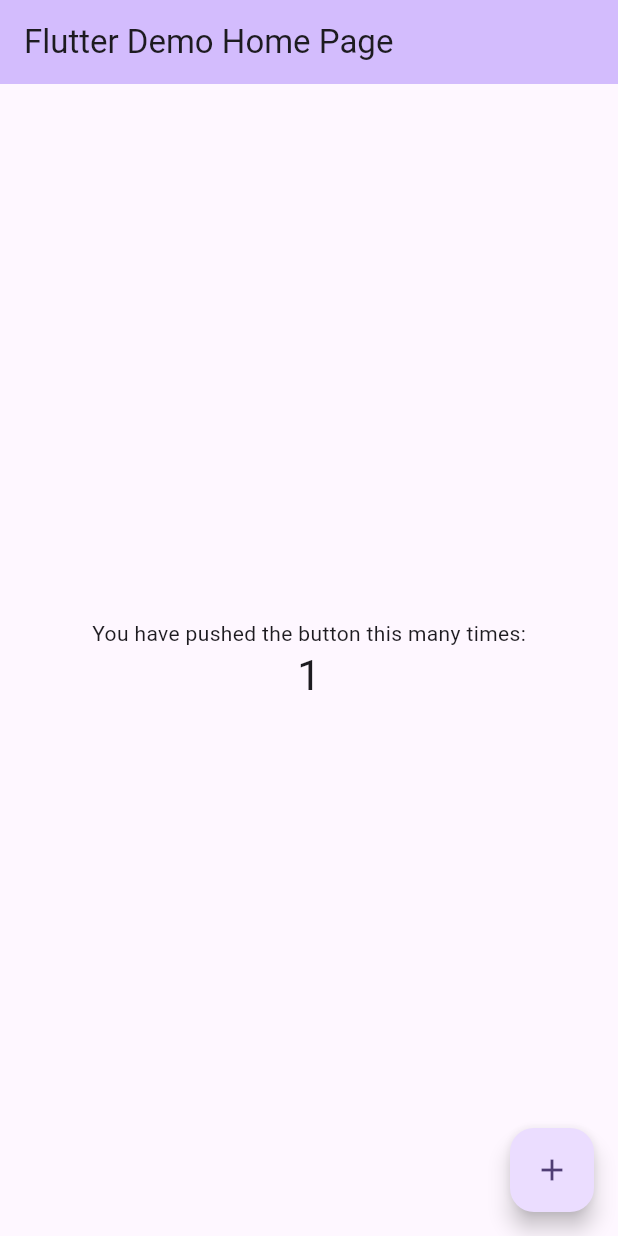
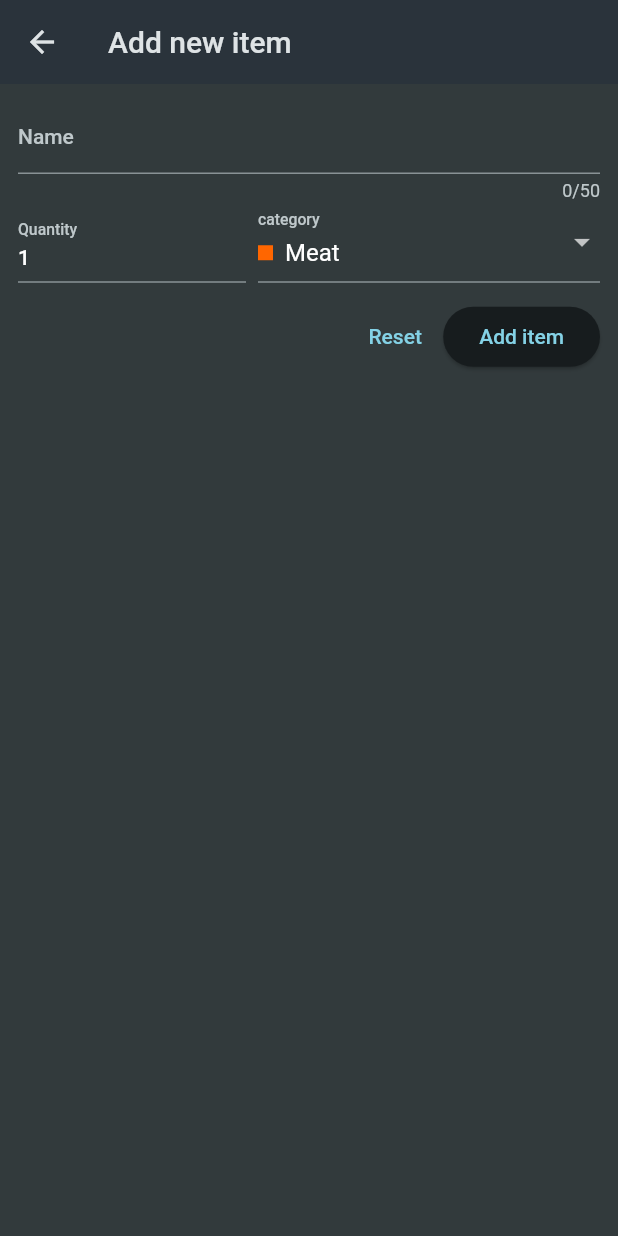
Before and after one commit to dorotasochacka/shopping_list_app, a Flutter app: the screen it shows after launch, after a tap on the "add" icon, on a phone screen of 412 x 824 dp. Run offline on Flutter 3.47's test engine with Material 2 defaults, Android fonts, the phone set to English and light mode, and no system bars.

Commit message:
Grocery list and new item
Added new screens: NewItem and GroceryList

```diff
--- /dev/null
+++ b/lib/data/categories.dart
@@ -0,0 +1,46 @@
+import 'package:flutter/material.dart';
+
+import 'package:shopping_list_app/models/category.dart';
+
+const Map<Enum, Category> categories = {
+  Categories.vegetables: Category(
+    'Vegetables',
+    Color.fromARGB(255, 0, 255, 128),
+  ),
+  Categories.fruit: Category(
+    'Fruit',
+    Color.fromARGB(255, 145, 255, 0),
+  ),
+  Categories.meat: Category(
+    'Meat',
+    Color.fromARGB(255, 255, 102, 0),
+  ),
+  Categories.dairy: Category(
+    'Dairy',
+    Color.fromARGB(255, 0, 208, 255),
+  ),
+  Categories.carbs: Category(
+    'Carbs',
+    Color.fromARGB(255, 0, 60, 255),
+  ),
+  Categories.sweets: Category(
+    'Sweets',
+    Color.fromARGB(255, 255, 149, 0),
+  ),
+  Categories.spices: Category(
+    'Spices',
+    Color.fromARGB(255, 255, 187, 0),
+  ),
+  Categories.convenience: Category(
+    'Convenience',
+    Color.fromARGB(255, 191, 0, 255),
+  ),
+  Categories.hygiene: Category(
+    'Hygiene',
+    Color.fromARGB(255, 149, 0, 255),
+  ),
+  Categories.other: Category(
+    'Other',
+    Color.fromARGB(255, 0, 225, 255),
+  ),
+};
--- a/lib/main.dart
+++ b/lib/main.dart
@@ -1,4 +1,5 @@
 import 'package:flutter/material.dart';
+import 'package:shopping_list_app/widgets/grocery_list.dart';
 
 void main() {
   runApp(const MyApp());
@@ -7,119 +8,20 @@ void main() {
 class MyApp extends StatelessWidget {
   const MyApp({super.key});
 
-  // This widget is the root of your application.
   @override
   Widget build(BuildContext context) {
     return MaterialApp(
-      title: 'Flutter Demo',
-      theme: ThemeData(
-        // This is the theme of your application.
-        //
-        // TRY THIS: Try running your application with "flutter run". You'll see
-        // the application has a blue toolbar. Then, without quitting the app,
-        // try changing the seedColor in the colorScheme below to Colors.green
-        // and then invoke "hot reload" (save your changes or press the "hot
-        // reload" button in a Flutter-supported IDE, or press "r" if you used
-        // the command line to start the app).
-        //
-        // Notice that the counter didn't reset back to zero; the application
-        // state is not lost during the reload. To reset the state, use hot
-        // restart instead.
-        //
-        // This works for code too, not just values: Most code changes can be
-        // tested with just a hot reload.
-        colorScheme: ColorScheme.fromSeed(seedColor: Colors.deepPurple),
+      title: 'Flutter Groceries',
+      theme: ThemeData.dark().copyWith(
         useMaterial3: true,
+        colorScheme: ColorScheme.fromSeed(
+          seedColor: const Color.fromARGB(255, 147, 229, 250),
+          brightness: Brightness.dark,
+          surface: const Color.fromARGB(255, 42, 51, 59),
+        ),
+        scaffoldBackgroundColor: const Color.fromARGB(255, 50, 58, 60),
       ),
-      home: const MyHomePage(title: 'Flutter Demo Home Page'),
+      home: const GroceryList(),
     );
   }
 }
-
-class MyHomePage extends StatefulWidget {
-  const MyHomePage({super.key, required this.title});
-
-  // This widget is the home page of your application. It is stateful, meaning
-  // that it has a State object (defined below) that contains fields that affect
-  // how it looks.
-
-  // This class is the configuration for the state. It holds the values (in this
-  // case the title) provided by the parent (in this case the App widget) and
-  // used by the build method of the State. Fields in a Widget subclass are
-  // always marked "final".
-
-  final String title;
-
-  @override
-  State<MyHomePage> createState() => _MyHomePageState();
-}
-
-class _MyHomePageState extends State<MyHomePage> {
-  int _counter = 0;
-
-  void _incrementCounter() {
-    setState(() {
-      // This call to setState tells the Flutter framework that something has
-      // changed in this State, which causes it to rerun the build method below
-      // so that the display can reflect the updated values. If we changed
-      // _counter without calling setState(), then the build method would not be
-      // called again, and so nothing would appear to happen.
-      _counter++;
-    });
-  }
-
-  @override
-  Widget build(BuildContext context) {
-    // This method is rerun every time setState is called, for instance as done
-    // by the _incrementCounter method above.
-    //
-    // The Flutter framework has been optimized to make rerunning build methods
-    // fast, so that you can just rebuild anything that needs updating rather
-    // than having to individually change instances of widgets.
-    return Scaffold(
-      appBar: AppBar(
-        // TRY THIS: Try changing the color here to a specific color (to
-        // Colors.amber, perhaps?) and trigger a hot reload to see the AppBar
-        // change color while the other colors stay the same.
-        backgroundColor: Theme.of(context).colorScheme.inversePrimary,
-        // Here we take the value from the MyHomePage object that was created by
-        // the App.build method, and use it to set our appbar title.
-        title: Text(widget.title),
-      ),
-      body: Center(
-        // Center is a layout widget. It takes a single child and positions it
-        // in the middle of the parent.
-        child: Column(
-          // Column is also a layout widget. It takes a list of children and
-          // arranges them vertically. By default, it sizes itself to fit its
-          // children horizontally, and tries to be as tall as its parent.
-          //
-          // Column has various properties to control how it sizes itself and
-          // how it positions its children. Here we use mainAxisAlignment to
-          // center the children vertically; the main axis here is the vertical
-          // axis because Columns are vertical (the cross axis would be
-          // horizontal).
-          //
-          // TRY THIS: Invoke "debug painting" (choose the "Toggle Debug Paint"
-          // action in the IDE, or press "p" in the console), to see the
-          // wireframe for each widget.
-          mainAxisAlignment: MainAxisAlignment.center,
-          children: <Widget>[
-            const Text(
-              'You have pushed the button this many times:',
-            ),
-            Text(
-              '$_counter',
-              style: Theme.of(context).textTheme.headlineMedium,
-            ),
-          ],
-        ),
-      ),
-      floatingActionButton: FloatingActionButton(
-        onPressed: _incrementCounter,
-        tooltip: 'Increment',
-        child: const Icon(Icons.add),
-      ), // This trailing comma makes auto-formatting nicer for build methods.
-    );
-  }
-}
--- /dev/null
+++ b/lib/models/category.dart
@@ -0,0 +1,21 @@
+import 'package:flutter/material.dart';
+
+enum Categories {
+  vegetables,
+  fruit,
+  meat,
+  dairy,
+  carbs,
+  sweets,
+  spices,
+  convenience,
+  hygiene,
+  other,
+}
+
+class Category {
+  final String title;
+  final Color color;
+
+  const Category(this.title, this.color);
+}
--- /dev/null
+++ b/lib/models/grocery_item.dart
@@ -0,0 +1,14 @@
+import 'package:shopping_list_app/models/category.dart';
+
+class GroceryItem {
+  final String id;
+  final String name;
+  final int quantity;
+  final Category category;
+
+  const GroceryItem(
+      {required this.id,
+      required this.name,
+      required this.quantity,
+      required this.category});
+}
--- /dev/null
+++ b/lib/widgets/grocery_list.dart
@@ -0,0 +1,100 @@
+import 'package:flutter/material.dart';
+import 'package:shopping_list_app/models/grocery_item.dart';
+import 'package:shopping_list_app/widgets/new_item.dart';
+
+class GroceryList extends StatefulWidget {
+  const GroceryList({super.key});
+
+  @override
+  State<GroceryList> createState() => _GroceryListState();
+}
+
+class _GroceryListState extends State<GroceryList> {
+  final List<GroceryItem> _groceryList = [];
+
+  addNewItem() async {
+    final newItem = await Navigator.of(context).push<GroceryItem>(
+      MaterialPageRoute(builder: (context) {
+        return const NewItem();
+      }),
+    );
+
+    if (newItem == null) {
+      return;
+    }
+
+    setState(() {
+      _groceryList.add(newItem);
+    });
+  }
+
+  void _removeItem(GroceryItem item) {
+    setState(() {
+      _groceryList.remove(item);
+    });
+  }
+
+  @override
+  Widget build(BuildContext context) {
+    Widget content = Center(
+      child: Column(
+        mainAxisAlignment: MainAxisAlignment.start,
+        children: [
+          Padding(
+            padding: const EdgeInsets.all(30),
+            child: Image(
+              color: const Color.fromARGB(255, 50, 58, 60).withOpacity(1.0),
+              colorBlendMode: BlendMode.darken,
+              width: double.infinity,
+              image: const AssetImage('assets/sad.jpeg'),
+            ),
+          ),
+          const SizedBox(
+            height: 15,
+          ),
+          Text(
+            'You have no groceries!',
+            style: Theme.of(context).textTheme.displaySmall,
+            textAlign: TextAlign.center,
+          ),
+        ],
+      ),
+    );
+    if (_groceryList.isNotEmpty) {
+      content = ListView.builder(
+          itemCount: _groceryList.length,
+          itemBuilder: (context, index) {
+            return Dismissible(
+              key: ValueKey(_groceryList[index].id),
+              onDismissed: (direction) => _removeItem(_groceryList[index]),
+              child: ListTile(
+                leading: Container(
+                  decoration: BoxDecoration(
+                      color: _groceryList[index].category.color,
+                      borderRadius: BorderRadius.circular(2)),
+                  height: 24,
+                  width: 24,
+                ),
+                title: Text(
+                  _groceryList[index].name,
+                ),
+                trailing: Text(_groceryList[index].quantity.toString()),
+              ),
+            );
+          });
+    }
+
+    return Scaffold(
+        appBar: AppBar(
+          title: const Text('Your groceries'),
+          centerTitle: false,
+          actions: [
+            IconButton(
+              onPressed: addNewItem,
+              icon: const Icon(Icons.add),
+            ),
+          ],
+        ),
+        body: content);
+  }
+}
--- /dev/null
+++ b/lib/widgets/new_item.dart
@@ -0,0 +1,149 @@
+import 'package:flutter/material.dart';
+import 'package:shopping_list_app/data/categories.dart';
+import 'package:shopping_list_app/models/category.dart';
+import 'package:shopping_list_app/models/grocery_item.dart';
+
+class NewItem extends StatefulWidget {
+  const NewItem({super.key});
+
+  @override
+  State<NewItem> createState() => _NewItemState();
+}
+
+class _NewItemState extends State<NewItem> {
+  final _formKey = GlobalKey<FormState>();
+  var _enteredName = '';
+  var _enteredQuantity = 1;
+  var _selectedCategory = categories[Categories.meat]!;
+
+  void _saveItem() {
+    if (_formKey.currentState!.validate()) {
+      _formKey.currentState!.save();
+      Navigator.of(context).pop(
+        GroceryItem(
+            id: DateTime.now().toString(),
+            name: _enteredName,
+            quantity: _enteredQuantity,
+            category: _selectedCategory),
+      );
+    }
+  }
+
+  @override
+  Widget build(BuildContext context) {
+    return Scaffold(
+      appBar: AppBar(
+        title: const Text('Add new item'),
+      ),
+      body: Padding(
+        padding: const EdgeInsets.all(12),
+        child: Form(
+          key: _formKey,
+          child: Column(
+            children: [
+              TextFormField(
+                maxLength: 50,
+                decoration: const InputDecoration(
+                  label: Text('Name'),
+                ),
+                validator: (value) {
+                  if (value == null ||
+                      value.isEmpty ||
+                      value.trim().length < 2 ||
+                      value.trim().length > 50) {
+                    return 'Must be between 2 and 50 characters!';
+                  }
+                  return null;
+                },
+                onSaved: (newValue) {
+                  _enteredName = newValue!;
+                },
+              ),
+              Row(
+                crossAxisAlignment: CrossAxisAlignment.end,
+                children: [
+                  Expanded(
+                    flex: 2,
+                    child: TextFormField(
+                      decoration: const InputDecoration(
+                        label: Text('Quantity'),
+                      ),
+                      keyboardType: TextInputType.number,
+                      initialValue: _enteredQuantity.toString(),
+                      validator: (value) {
+                        if (value == null ||
+                            value.isEmpty ||
+                            int.tryParse(value) == null ||
+                            int.tryParse(value)! <= 0) {
+                          return 'Must be a valid, positive number!';
+                        }
+                        return null;
+                      },
+                      onSaved: (newValue) {
+                        _enteredQuantity = int.parse(newValue!);
+                      },
+                    ),
+                  ),
+                  const SizedBox(
+                    width: 8,
+                  ),
+                  Expanded(
+                    flex: 3,
+                    child: DropdownButtonFormField(
+                      decoration: const InputDecoration(
+                        label: Text('category'),
+                      ),
+                      value: _selectedCategory,
+                      onChanged: (newValue) {
+                        setState(() {
+                          _selectedCategory = newValue!;
+                        });
+                      },
+                      items: [
+                        for (final category in categories.entries)
+                          DropdownMenuItem(
+                            value: category.value,
+                            child: Row(
+                              children: [
+                                Container(
+                                  color: category.value.color,
+                                  height: 10,
+                                  width: 10,
+                                ),
+                                const SizedBox(
+                                  width: 8,
+                                ),
+                                Text(category.value.title),
+                              ],
+                            ),
+                          ),
+                      ],
+                    ),
+                  ),
+                ],
+              ),
+              const SizedBox(
+                height: 12,
+              ),
+              Row(
+                mainAxisAlignment: MainAxisAlignment.end,
+                children: [
+                  TextButton(
+                    onPressed: () {
+                      _formKey.currentState!.reset();
+                    },
+                    child: const Text('Reset'),
+                  ),
+                  ElevatedButton(
+                    onPressed: _saveItem,
+                    child: const Text('Add item'),
+                  ),
+                ],
+              ),
+            ],
+          ),
+        ),
+      ),
+    );
+  }
+}
--- a/pubspec.yaml
+++ b/pubspec.yaml
@@ -59,9 +59,9 @@ flutter:
   uses-material-design: true
 
   # To add assets to your application, add an assets section, like this:
-  # assets:
-  #   - images/a_dot_burr.jpeg
-  #   - images/a_dot_ham.jpeg
+  assets:
+    - assets/sad.jpeg
+  # - images/a_dot_ham.jpeg
 
   # An image asset can refer to one or more resolution-specific "variants", see
   # https://flutter.dev/assets-and-images/#resolution-aware
```
Also changed, not shown: assets/sad.jpeg (added).
